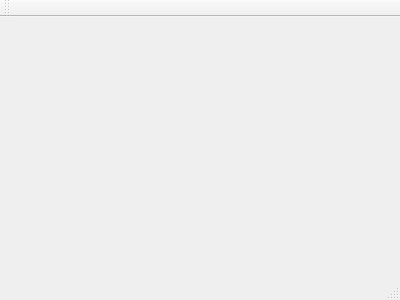
First picture: the form in obdscanner.ui, repository miiiiichal/OBDScanner, before the edit.
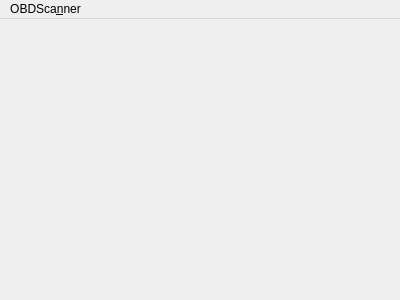
Second picture: the form after the edit.

Commit message: commit from qtcreator

```diff
--- a/obdscanner.ui
+++ b/obdscanner.ui
@@ -12,13 +12,31 @@
   <property name="windowTitle" >
    <string>OBDScanner</string>
   </property>
-  <widget class="QMenuBar" name="menuBar" />
-  <widget class="QToolBar" name="mainToolBar" />
-  <widget class="QWidget" name="centralWidget" />
-  <widget class="QStatusBar" name="statusBar" />
+  <widget class="QWidget" name="centralWidget"/>
+  <widget class="QMenuBar" name="menuBar">
+   <property name="geometry">
+    <rect>
+     <x>0</x>
+     <y>0</y>
+     <width>400</width>
+     <height>22</height>
+    </rect>
+   </property>
+   <widget class="QMenu" name="menuOBDScanner">
+    <property name="title">
+     <string>OBDSca&amp;nner</string>
+    </property>
+    <addaction name="actionQuit"/>
+   </widget>
+   <addaction name="menuOBDScanner"/>
+  </widget>
+  <action name="actionQuit">
+   <property name="text">
+    <string>Quit</string>
+   </property>
+  </action>
  </widget>
- <layoutDefault spacing="6" margin="11" />
- <pixmapfunction></pixmapfunction>
+ <layoutdefault spacing="6" margin="11"/>
  <resources/>
  <connections/>
 </ui>
```
Left out of the diff: 7 changed lines with no effect on the pictures.
